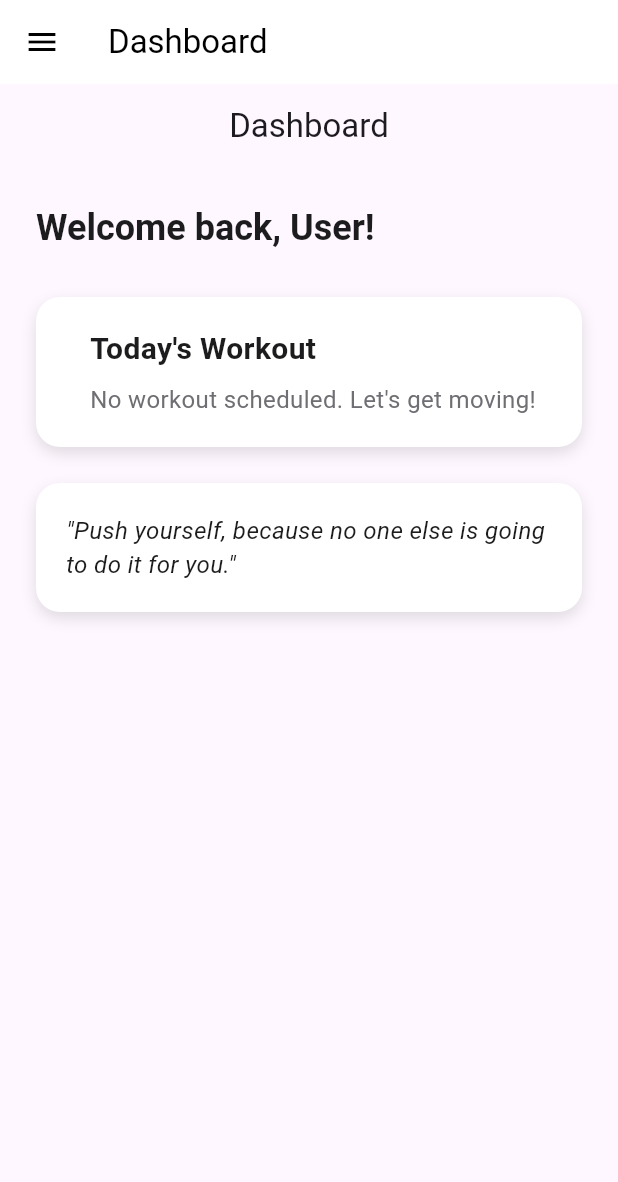
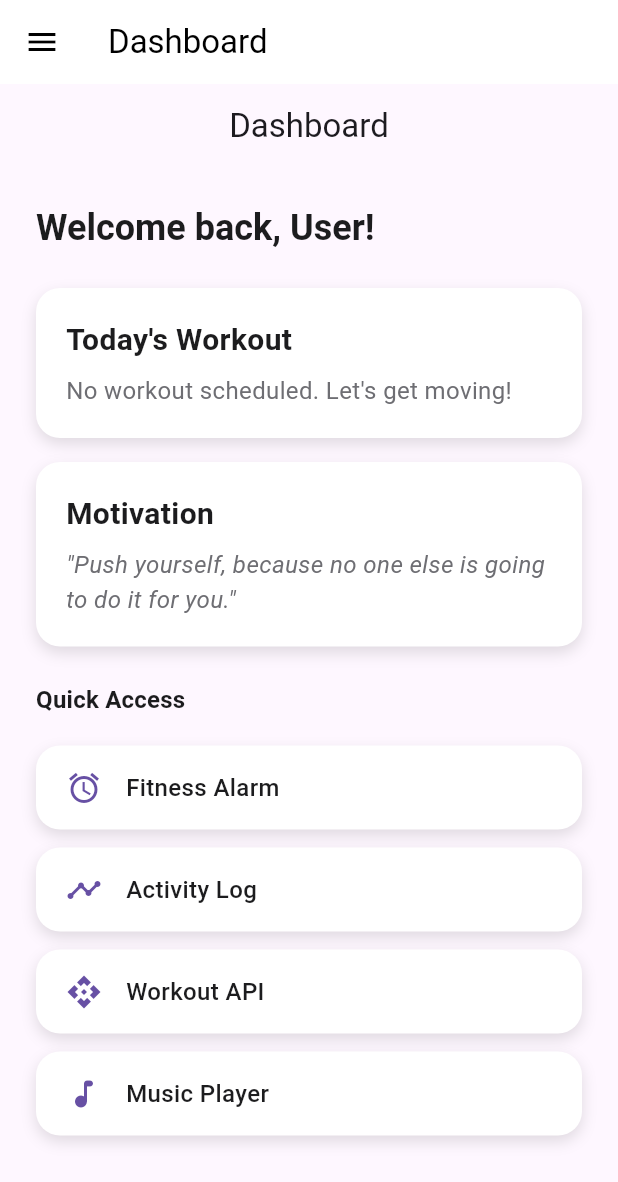
Before and after one commit to mellis0227/workout-tracker, a Flutter app: the HomeView screen opened by its route, on a phone screen of 412 x 824 dp. Shown: the top 1182 px of the screen. Run offline on Flutter 3.47's test engine with Material 3 defaults, Android fonts, the phone set to English and light mode, and no system bars; our stand-ins replace audioplayers, cloud_firestore, firebase_auth, firebase_core, flutter_time_picker_spinner, go_router and 1 more; accounts and stored records are empty.

Commit message:
Added navigation tile buttons to navigate through app more quikcly and add more functionality to dashboard

```diff
--- a/get_fit_app/lib/views/dashboard_view.dart
+++ b/get_fit_app/lib/views/dashboard_view.dart
@@ -4,8 +4,9 @@ import '../viewmodel/dashboard_model.dart';
 
 class DashboardView extends StatelessWidget {
   final DashboardPresenter _presenter;
+  final void Function(int index)? onTabSelected;
 
-  DashboardView({super.key})
+  DashboardView({super.key, this.onTabSelected})
       : _presenter = DashboardPresenter(model: DashboardModel());
 
   @override
@@ -24,6 +25,7 @@ class DashboardView extends StatelessWidget {
         child: Column(
           crossAxisAlignment: CrossAxisAlignment.start,
           children: [
+            // Welcome Message
             Text(
               welcomeMessage,
               style: Theme.of(context).textTheme.headlineSmall?.copyWith(
@@ -31,10 +33,50 @@ class DashboardView extends StatelessWidget {
                     color: const Color(0xFF1C1C1E),
                   ),
             ),
-            const SizedBox(height: 30),
+            const SizedBox(height: 24),
 
-            // Today's Workout Card with Dumbbell Icon
-            Container(
+            // Workout Summary Card
+            _buildCard(
+              title: "Today's Workout",
+              content: "No workout scheduled. Let's get moving!",
+            ),
+            const SizedBox(height: 16),
+
+            // Quote Card
+            _buildCard(
+              title: "Motivation",
+              content: '"$quote"',
+              isItalic: true,
+            ),
+            const SizedBox(height: 24),
+
+            // Quick Access
+            Text(
+              "Quick Access",
+              style: Theme.of(context).textTheme.titleMedium?.copyWith(
+                    fontWeight: FontWeight.w600,
+                    color: const Color(0xFF1C1C1E),
+                  ),
+            ),
+            const SizedBox(height: 12),
+
+            // Quick Access Tiles
+            _buildTile(context, Icons.alarm, 'Fitness Alarm', 1),
+            _buildTile(context, Icons.timeline, 'Activity Log', 3),
+            _buildTile(context, Icons.api, 'Workout API', 4),
+            _buildTile(context, Icons.music_note_rounded, 'Music Player', 5),
+          ],
+        ),
+      ),
+    );
+  }
+
+  Widget _buildCard({
+    required String title,
+    required String content,
+    bool isItalic = false,
+  }) {
+    return Container(
       width: double.infinity,
       padding: const EdgeInsets.all(20),
       decoration: BoxDecoration(
@@ -48,42 +90,38 @@ class DashboardView extends StatelessWidget {
           ),
         ],
       ),
-              child: Row(
+      child: Column(
         crossAxisAlignment: CrossAxisAlignment.start,
         children: [
-                  const SizedBox(width: 16),
-                  Expanded(
-                    child: Column(
-                      crossAxisAlignment: CrossAxisAlignment.start,
-                      children: const [
           Text(
-                          "Today's Workout",
-                          style: TextStyle(
+            title,
+            style: const TextStyle(
               fontSize: 20,
               fontWeight: FontWeight.w600,
               color: Color(0xFF1C1C1E),
             ),
           ),
-                        SizedBox(height: 8),
+          const SizedBox(height: 8),
           Text(
-                          "No workout scheduled. Let's get moving!",
+            content,
             style: TextStyle(
               fontSize: 16,
-                            color: Color(0xFF6E6E73),
+              color: const Color(0xFF6E6E73),
+              fontStyle: isItalic ? FontStyle.italic : FontStyle.normal,
             ),
           ),
         ],
       ),
-                  ),
-                ],
-              ),
-            ),
-            const SizedBox(height: 24),
+    );
+  }
 
-            // Motivational Quote Card
-            Container(
-              width: double.infinity,
-              padding: const EdgeInsets.all(20),
+  Widget _buildTile(BuildContext context, IconData icon, String title, int tabIndex) {
+    return Padding(
+      padding: const EdgeInsets.symmetric(vertical: 6),
+      child: InkWell(
+        onTap: () => onTabSelected?.call(tabIndex),
+        borderRadius: BorderRadius.circular(16),
+        child: Container(
           decoration: BoxDecoration(
             color: Colors.white,
             borderRadius: BorderRadius.circular(16),
@@ -95,18 +133,23 @@ class DashboardView extends StatelessWidget {
               ),
             ],
           ),
-              child: Text(
-                '"$quote"',
+          padding: const EdgeInsets.symmetric(horizontal: 20, vertical: 16),
+          child: Row(
+            children: [
+              Icon(icon, color: Theme.of(context).colorScheme.primary),
+              const SizedBox(width: 16),
+              Text(
+                title,
                 style: const TextStyle(
                   fontSize: 16,
-                  fontStyle: FontStyle.italic,
                   color: Color(0xFF1C1C1E),
-                ),
+                  fontWeight: FontWeight.w500,
                 ),
               ),
             ],
           ),
         ),
+      ),
     );
   }
 }
--- a/get_fit_app/lib/views/home_view.dart
+++ b/get_fit_app/lib/views/home_view.dart
@@ -17,21 +17,27 @@ class HomeView extends StatefulWidget {
 
 class _HomeViewState extends State<HomeView> {
   late final HomePresenter _presenter;
+  late List<Widget> _pages;
 
-  final List<Widget> _pages = [
-    DashboardView(),
-    AlarmApp(),
-    RunningLogView(),
-    ActivityLog(),
-    WorkoutAPIScreen(),
-    MusicPlayerView(),
-    LiftingLogView(),
-  ];
+  void _onSelectTab(int index) {
+    setState(() {
+      _presenter.onSelectPage(index);
+    });
+  }
 
   @override
   void initState() {
     super.initState();
     _presenter = HomePresenter();
+    _pages = [
+      DashboardView(onTabSelected: _onSelectTab),
+      const AlarmApp(),
+      const RunningLogView(),
+      const ActivityLog(),
+      const WorkoutAPIScreen(),
+      const MusicPlayerView(),
+      const LiftingLogView(),
+    ];
   }
 
   @override
@@ -91,7 +97,7 @@ class _HomeViewState extends State<HomeView> {
                   leading: const Icon(Icons.alarm),
                   title: const Text('Fitness Alarm'),
                   onTap: () {
-                    _presenter.onSelectPage(0);
+                    _presenter.onSelectPage(1);
                     Navigator.pop(context);
                   },
                 ),
@@ -99,7 +105,7 @@ class _HomeViewState extends State<HomeView> {
                   leading: const Icon(Icons.directions_run),
                   title: const Text('Running Log'),
                   onTap: () {
-                    _presenter.onSelectPage(1);
+                    _presenter.onSelectPage(2);
                     Navigator.pop(context);
                   },
                 ),
@@ -107,7 +113,7 @@ class _HomeViewState extends State<HomeView> {
                   leading: const Icon(Icons.timeline),
                   title: const Text('Activity Log'),
                   onTap: () {
-                    _presenter.onSelectPage(2);
+                    _presenter.onSelectPage(3);
                     Navigator.pop(context);
                   },
                 ),
@@ -115,7 +121,7 @@ class _HomeViewState extends State<HomeView> {
                   leading: const Icon(Icons.api),
                   title: const Text('Workout API'),
                   onTap: () {
-                    _presenter.onSelectPage(3);
+                    _presenter.onSelectPage(4);
                     Navigator.pop(context);
                   },
                 ),
@@ -123,10 +129,18 @@ class _HomeViewState extends State<HomeView> {
                   leading: const Icon(Icons.music_note_rounded),
                   title: const Text('Music'),
                   onTap: () {
-                    _presenter.onSelectPage(4);
+                    _presenter.onSelectPage(5);
                     Navigator.pop(context);
                   },
-                )
+                ),
+                ListTile(
+                  leading: const Icon(Icons.fitness_center),
+                  title: const Text('Lifting Log'),
+                  onTap: () {
+                    _presenter.onSelectPage(6);
+                    Navigator.pop(context);
+                  },
+                ),
               ],
             ),
           ),
```
Lines whose indentation alone changed are shown as unchanged.
